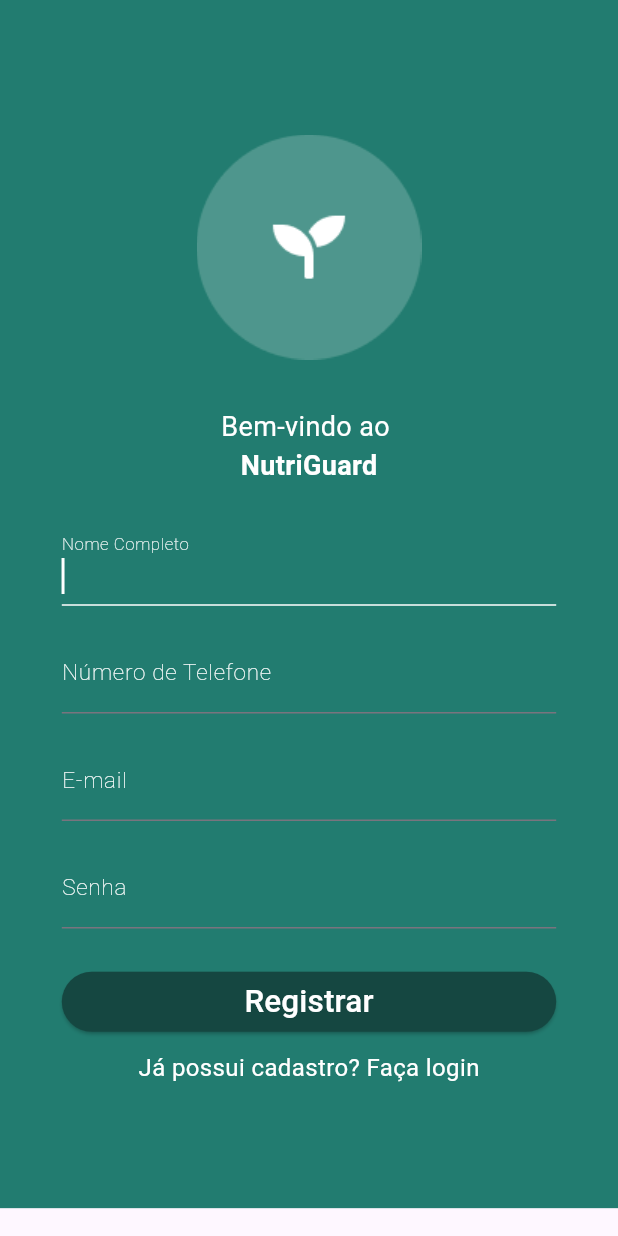
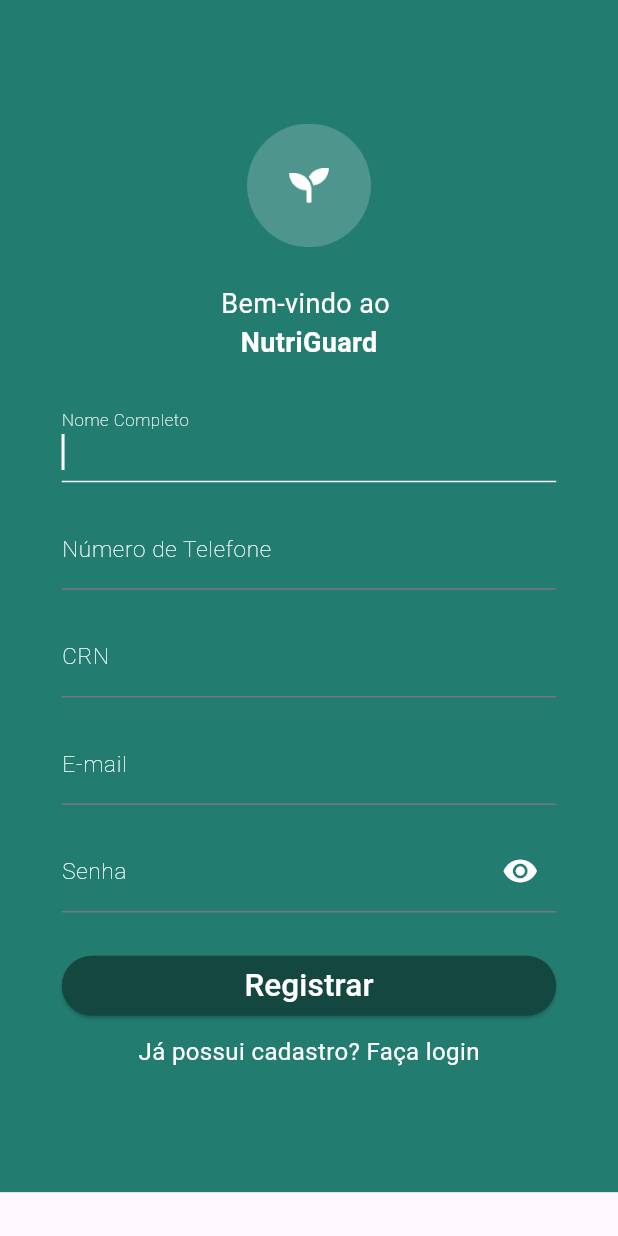
Before and after one commit to WandersoNoleto/NutriGuard, a Flutter app: the RegisterPage screen opened directly, on a phone screen of 412 x 824 dp. Run offline on Flutter 3.47's test engine with Material 3 defaults, Android fonts, the phone set to English and light mode, and no system bars; our stand-ins replace cloud_firestore, firebase_auth, firebase_core, flutter_svg; accounts and stored records are empty; Roboto replaces fonts that are missing (BebasNeue).

Commit message:
registerUser infos in users collections

```diff
--- a/lib/screens/login.dart
+++ b/lib/screens/login.dart
@@ -13,7 +13,7 @@ class LoginPage extends StatelessWidget {
   final TextEditingController emailController    = TextEditingController();
   final TextEditingController passwordController = TextEditingController();
 
-   LoginPage({Key? key}) : super(key: key);
+  LoginPage({Key? key}) : super(key: key);
 
   void _loginUser(BuildContext context) async {
       print('E-mail: $emailController.text');
--- a/lib/screens/register.dart
+++ b/lib/screens/register.dart
@@ -1,16 +1,25 @@
+import 'package:cloud_firestore/cloud_firestore.dart';
 import 'package:firebase_auth/firebase_auth.dart';
 import 'package:flutter/material.dart';
 import 'package:nutri_guard/colors/colors.dart';
+import 'package:nutri_guard/screens/login.dart';
 import 'package:nutri_guard/widgets/customButton.dart';
-import 'package:nutri_guard/screens/login.dart';
 
-class RegisterPage extends StatelessWidget {
+class RegisterPage extends StatefulWidget {
   RegisterPage({Key? key}) : super(key: key);
 
+  @override
+  _RegisterPageState createState() => _RegisterPageState();
+}
+
+class _RegisterPageState extends State<RegisterPage> {
   final TextEditingController fullNameController = TextEditingController();
   final TextEditingController phoneController = TextEditingController();
   final TextEditingController emailController = TextEditingController();
   final TextEditingController passwordController = TextEditingController();
+  final TextEditingController crnController = TextEditingController();
+
+  bool _isObscure = true;
 
   void _registerUser(BuildContext context) async {
     try {
@@ -18,19 +27,29 @@ class RegisterPage extends StatelessWidget {
           await FirebaseAuth.instance.createUserWithEmailAndPassword(
         email: emailController.text,
         password: passwordController.text,
+      );
 
-      );
-      print('E-mail: $emailController.text');
-      print('Senha: $passwordController.text');
+      String fullName = fullNameController.text;
+      String phone = phoneController.text;
+      String crn = crnController.text;
+
+      String userId = userCredential.user?.uid ?? '';
+
+      await FirebaseFirestore.instance.collection('users').doc(userId).set({
+        'fullName': fullName,
+        'phoneNumber': phone,
+        'crn': crn,
+        'authUser': userId,
+      });
     } catch (e) {
-      print('Error $e');
+      print('Error during registerUser: $e');
     }
   }
 
   @override
   Widget build(BuildContext context) {
     return Scaffold(
-      resizeToAvoidBottomInset: false,
+      resizeToAvoidBottomInset: true,
       body: SingleChildScrollView(
         child: Container(
           padding: EdgeInsets.symmetric(
@@ -43,8 +62,8 @@ class RegisterPage extends StatelessWidget {
               crossAxisAlignment: CrossAxisAlignment.center,
               children: <Widget>[
                 SizedBox(
-                  width: MediaQuery.of(context).size.width * 0.4,
-                  height: MediaQuery.of(context).size.width * 0.4,
+                  width: MediaQuery.of(context).size.width * 0.2,
+                  height: MediaQuery.of(context).size.width * 0.2,
                   child: Image.asset('assets/logo-circle.png'),
                 ),
                 SizedBox(height: MediaQuery.of(context).size.height * 0.03),
@@ -122,6 +141,30 @@ class RegisterPage extends StatelessWidget {
                 SizedBox(height: MediaQuery.of(context).size.height * 0.02),
 
                 TextFormField(
+                  autofocus: true,
+                  keyboardType: TextInputType.text,
+                  controller: crnController,
+                  decoration: InputDecoration(
+                    labelText: "CRN",
+                    labelStyle: TextStyle(
+                      color: AppColors.white,
+                      fontWeight: FontWeight.w100,
+                      fontSize: 15,
+                    ),
+                    focusedBorder: UnderlineInputBorder(
+                      borderSide: BorderSide(color: AppColors.white),
+                    ),
+                    focusColor: AppColors.white,
+                  ),
+                  style: TextStyle(
+                    color: AppColors.white,
+                  ),
+                  cursorColor: AppColors.white,
+                ),
+
+                SizedBox(height: MediaQuery.of(context).size.height * 0.02),
+
+                TextFormField(
                   keyboardType: TextInputType.emailAddress,
                   controller: emailController,
                   decoration: const InputDecoration(
@@ -147,9 +190,9 @@ class RegisterPage extends StatelessWidget {
                 TextFormField(
                   autofocus: true,
                   keyboardType: TextInputType.text,
-                  obscureText: true,
+                  obscureText: _isObscure,
                   controller: passwordController,
-                  decoration: const InputDecoration(
+                  decoration: InputDecoration(
                     labelText: "Senha",
                     labelStyle: TextStyle(
                       color: AppColors.white,
@@ -160,6 +203,17 @@ class RegisterPage extends StatelessWidget {
                       borderSide: BorderSide(color: AppColors.white),
                     ),
                     focusColor: AppColors.white,
+                    suffixIcon: IconButton(
+                      onPressed: () {
+                        setState(() {
+                          _isObscure = !_isObscure;
+                        });
+                      },
+                      icon: Icon(
+                        _isObscure ? Icons.visibility : Icons.visibility_off,
+                        color: AppColors.white,
+                      ),
+                    ),
                   ),
                   style: TextStyle(
                     color: AppColors.white,
```
Also changed, not shown: 1 other file.
